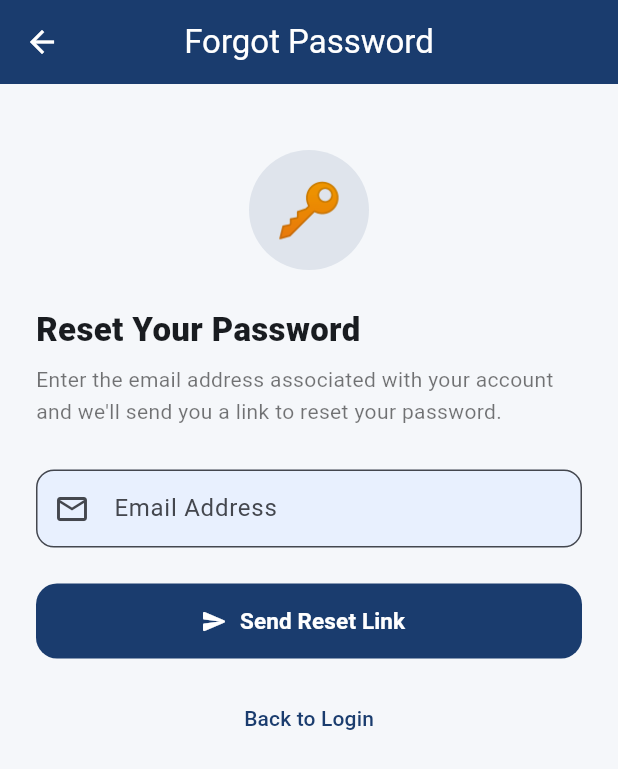
After one commit to cs-bot24/cs-simplified-app, a Flutter app: the ForgotPasswordScreen screen opened directly, on a phone screen of 412 x 824 dp. The commit adds this screen. Shown: the top 769 px of the screen. Run offline on Flutter 3.47's test engine with Material 3 defaults, Android fonts, the phone set to English and light mode, and no system bars; our stand-ins replace dio, file_picker, firebase_core, firebase_messaging, flutter_local_notifications, flutter_markdown and 6 more; missing offline and left inert: dart:html, dart:ui_web, gal; accounts and stored records are empty; network calls fail.

Commit message:
FORGOT PASS

```diff
--- a/lib/core/api_client.dart
+++ b/lib/core/api_client.dart
@@ -1481,7 +1481,43 @@ class ApiClient {
     } catch (e) { throw ApiException(_friendlyError(e)); }
   }
 
-  // ── Payments ──────────────────────────────────────────────────────────────
+  // ── Password Reset ────────────────────────────────────────────────────────
+
+  static Future<Map<String, dynamic>> forgotPassword(String email) async {
+    try {
+      final res = await http.post(
+        Uri.parse('$_base/auth/forgot-password'),
+        headers: _headers(auth: false),
+        body:    jsonEncode({'email': email}),
+      );
+      return _handle(res);
+    } catch (e) { throw ApiException(_friendlyError(e)); }
+  }
+
+  static Future<Map<String, dynamic>> verifyResetToken(String token) async {
+    try {
+      final res = await http.post(
+        Uri.parse('$_base/auth/verify-reset-token'),
+        headers: _headers(auth: false),
+        body:    jsonEncode({'token': token, 'new_password': 'placeholder'}),
+      );
+      return _handle(res);
+    } catch (e) { throw ApiException(_friendlyError(e)); }
+  }
+
+  static Future<Map<String, dynamic>> resetPassword({
+    required String token,
+    required String newPassword,
+  }) async {
+    try {
+      final res = await http.post(
+        Uri.parse('$_base/auth/reset-password'),
+        headers: _headers(auth: false),
+        body:    jsonEncode({'token': token, 'new_password': newPassword}),
+      );
+      return _handle(res);
+    } catch (e) { throw ApiException(_friendlyError(e)); }
+  }
 
   /// Returns Paystack public key + plan catalogue.
   static Future<Map<String, dynamic>> getPaymentConfig() async {
--- /dev/null
+++ b/lib/screens/auth/forgot_password_screen.dart
@@ -0,0 +1,236 @@
+// lib/screens/auth/forgot_password_screen.dart
+
+import 'package:flutter/material.dart';
+import '../../core/api_client.dart';
+
+class ForgotPasswordScreen extends StatefulWidget {
+  const ForgotPasswordScreen({super.key});
+
+  @override
+  State<ForgotPasswordScreen> createState() => _ForgotPasswordScreenState();
+}
+
+class _ForgotPasswordScreenState extends State<ForgotPasswordScreen> {
+  final _emailCtrl = TextEditingController();
+  final _formKey   = GlobalKey<FormState>();
+  bool    _loading  = false;
+  bool    _sent     = false;
+  String? _error;
+
+  static const _kPrimary = Color(0xFF1A3C6E);
+
+  @override
+  void dispose() { _emailCtrl.dispose(); super.dispose(); }
+
+  Future<void> _submit() async {
+    if (!_formKey.currentState!.validate()) return;
+    setState(() { _loading = true; _error = null; });
+
+    try {
+      await ApiClient.forgotPassword(_emailCtrl.text.trim());
+      if (mounted) setState(() { _sent = true; _loading = false; });
+    } on ApiException catch (e) {
+      setState(() { _error = e.message; _loading = false; });
+    } catch (_) {
+      setState(() {
+        _error = 'Could not connect. Please check your internet connection.';
+        _loading = false;
+      });
+    }
+  }
+
+  @override
+  Widget build(BuildContext context) {
+    final isDark = Theme.of(context).brightness == Brightness.dark;
+
+    return Scaffold(
+      appBar: AppBar(
+        title: const Text('Forgot Password'),
+        centerTitle: true,
+      ),
+      body: SingleChildScrollView(
+        padding: const EdgeInsets.all(24),
+        child: _sent ? _buildSuccess() : _buildForm(isDark),
+      ),
+    );
+  }
+
+  Widget _buildForm(bool isDark) {
+    return Form(
+      key: _formKey,
+      child: Column(
+        crossAxisAlignment: CrossAxisAlignment.start,
+        children: [
+          const SizedBox(height: 20),
+
+          // Icon
+          Center(
+            child: Container(
+              width: 80, height: 80,
+              decoration: BoxDecoration(
+                color: _kPrimary.withOpacity(0.1),
+                shape: BoxShape.circle,
+              ),
+              child: const Center(
+                child: Text('🔑', style: TextStyle(fontSize: 36)),
+              ),
+            ),
+          ),
+          const SizedBox(height: 24),
+
+          const Text('Reset Your Password',
+              style: TextStyle(fontSize: 22, fontWeight: FontWeight.w800)),
+          const SizedBox(height: 8),
+          Text(
+            'Enter the email address associated with your account and we\'ll '
+            'send you a link to reset your password.',
+            style: TextStyle(
+                fontSize: 14,
+                height: 1.5,
+                color: isDark ? Colors.white60 : Colors.black54),
+          ),
+          const SizedBox(height: 28),
+
+          // Email field
+          TextFormField(
+            controller:   _emailCtrl,
+            keyboardType: TextInputType.emailAddress,
+            autocorrect:  false,
+            decoration: InputDecoration(
+              labelText:   'Email Address',
+              hintText:    'yourname@example.com',
+              prefixIcon:  const Icon(Icons.email_outlined),
+              border: OutlineInputBorder(
+                  borderRadius: BorderRadius.circular(12)),
+              contentPadding: const EdgeInsets.symmetric(
+                  horizontal: 16, vertical: 14),
+            ),
+            validator: (v) {
+              if (v == null || v.trim().isEmpty) return 'Email is required';
+              if (!v.contains('@') || !v.contains('.')) {
+                return 'Please enter a valid email address';
+              }
+              return null;
+            },
+          ),
+
+          // Error
+          if (_error != null) ...[
+            const SizedBox(height: 14),
+            Container(
+              padding: const EdgeInsets.all(12),
+              decoration: BoxDecoration(
+                color: Colors.red.withOpacity(0.1),
+                borderRadius: BorderRadius.circular(10),
+              ),
+              child: Row(children: [
+                const Icon(Icons.error_outline, color: Colors.red, size: 18),
+                const SizedBox(width: 8),
+                Expanded(child: Text(_error!,
+                    style: const TextStyle(color: Colors.red, fontSize: 13))),
+              ]),
+            ),
+          ],
+
+          const SizedBox(height: 24),
+
+          // Submit button
+          SizedBox(
+            width: double.infinity,
+            height: 50,
+            child: ElevatedButton.icon(
+              onPressed: _loading ? null : _submit,
+              style: ElevatedButton.styleFrom(
+                backgroundColor: _kPrimary,
+                foregroundColor: Colors.white,
+                disabledBackgroundColor: _kPrimary.withOpacity(0.4),
+                shape: RoundedRectangleBorder(
+                    borderRadius: BorderRadius.circular(14)),
+              ),
+              icon: _loading
+                  ? const SizedBox(width: 18, height: 18,
+                      child: CircularProgressIndicator(
+                          color: Colors.white, strokeWidth: 2))
+                  : const Icon(Icons.send_rounded),
+              label: Text(
+                _loading ? 'Sending...' : 'Send Reset Link',
+                style: const TextStyle(
+                    fontWeight: FontWeight.w700, fontSize: 15),
+              ),
+            ),
+          ),
+
+          const SizedBox(height: 16),
+          Center(
+            child: TextButton(
+              onPressed: () => Navigator.pop(context),
+              child: Text('Back to Login',
+                  style: TextStyle(color: _kPrimary)),
+            ),
+          ),
+        ],
+      ),
+    );
+  }
+
+  Widget _buildSuccess() {
+    final isDark = Theme.of(context).brightness == Brightness.dark;
+    return Column(
+      children: [
+        const SizedBox(height: 40),
+        Center(
+          child: Container(
+            width: 90, height: 90,
+            decoration: BoxDecoration(
+              color: const Color(0xFF10B981).withOpacity(0.12),
+              shape: BoxShape.circle,
+            ),
+            child: const Center(
+              child: Text('📧', style: TextStyle(fontSize: 42)),
+            ),
+          ),
+        ),
+        const SizedBox(height: 24),
+        const Text('Check Your Email',
+            textAlign: TextAlign.center,
+            style: TextStyle(fontSize: 22, fontWeight: FontWeight.w800)),
+        const SizedBox(height: 12),
+        Text(
+          'We\'ve sent a password reset link to:\n${_emailCtrl.text.trim()}\n\n'
+          'Click the link in the email to create a new password. '
+          'The link expires in 60 minutes.\n\n'
+          'Don\'t see it? Check your spam or junk folder.',
+          textAlign: TextAlign.center,
+          style: TextStyle(
+              fontSize: 14,
+              height: 1.6,
+              color: isDark ? Colors.white60 : Colors.black54),
+        ),
+        const SizedBox(height: 32),
+        SizedBox(
+          width: double.infinity,
+          height: 50,
+          child: ElevatedButton(
+            onPressed: () => Navigator.pop(context),
+            style: ElevatedButton.styleFrom(
+              backgroundColor: _kPrimary,
+              foregroundColor: Colors.white,
+              shape: RoundedRectangleBorder(
+                  borderRadius: BorderRadius.circular(14)),
+            ),
+            child: const Text('Back to Login',
+                style: TextStyle(fontWeight: FontWeight.w700, fontSize: 15)),
+          ),
+        ),
+        const SizedBox(height: 14),
+        TextButton(
+          onPressed: () => setState(() { _sent = false; _error = null; }),
+          child: Text('Try a different email',
+              style: TextStyle(
+                  color: isDark ? Colors.white54 : Colors.black45,
+                  fontSize: 13)),
+        ),
+      ],
+    );
+  }
+}
```
Also changed, not shown: lib/main.dart (+24 -0 lines), lib/providers/ai_provider.dart (+7 -0 lines), lib/providers/auth_provider.dart (+10 -4 lines), lib/screens/auth/login_screen.dart (+27 -1 lines), lib/screens/auth/reset_password_screen.dart (added, +346 -0 lines), lib/screens/splash_screen.dart (+7 -3 lines), 1 other file.
